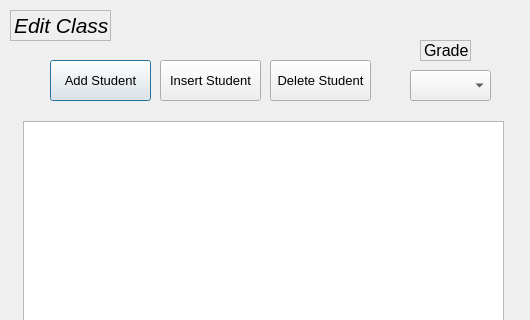
Old version of the form InstaGrader/editclass.ui in the repository AcademyAutograder/Autograder-0.1; both pictures show x 0 to 530 and y 0 to 320 of the 530 by 499 pixel window.
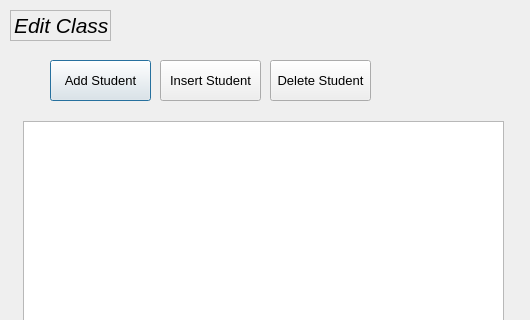
New version of the form.

Commit message: Things reordered. If you want to know the grade, access the variable grade in mainwindow. the studentlist and quiz list is a listview

```diff
--- a/InstaGrader/editclass.ui
+++ b/InstaGrader/editclass.ui
@@ -85,36 +85,6 @@
     <string>Delete Student</string>
    </property>
   </widget>
-  <widget class="QComboBox" name="gradecomboBox">
-   <property name="geometry">
-    <rect>
-     <x>410</x>
-     <y>70</y>
-     <width>81</width>
-     <height>31</height>
-    </rect>
-   </property>
-  </widget>
-  <widget class="QLabel" name="editclassGradetitle">
-   <property name="geometry">
-    <rect>
-     <x>420</x>
-     <y>40</y>
-     <width>51</width>
-     <height>21</height>
-    </rect>
-   </property>
-   <property name="frameShape">
-    <enum>QFrame::StyledPanel</enum>
-   </property>
-   <property name="text">
-    <string>&lt;!DOCTYPE HTML PUBLIC &quot;-//W3C//DTD HTML 4.0//EN&quot; &quot;http://www.w3.org/TR/REC-html40/strict.dtd&quot;&gt;
-&lt;html&gt;&lt;head&gt;&lt;meta name=&quot;qrichtext&quot; content=&quot;1&quot; /&gt;&lt;style type=&quot;text/css&quot;&gt;
-p, li { white-space: pre-wrap; }
-&lt;/style&gt;&lt;/head&gt;&lt;body style=&quot; font-family:'MS Shell Dlg 2'; font-size:8.25pt; font-weight:400; font-style:normal;&quot;&gt;
-&lt;p style=&quot; margin-top:0px; margin-bottom:0px; margin-left:0px; margin-right:0px; -qt-block-indent:0; text-indent:0px;&quot;&gt;&lt;span style=&quot; font-size:12pt;&quot;&gt;Grade&lt;/span&gt;&lt;/p&gt;&lt;/body&gt;&lt;/html&gt;</string>
-   </property>
-  </widget>
   <widget class="QPushButton" name="savebutton">
    <property name="geometry">
     <rect>
```
The commit also changes 16 other files.
